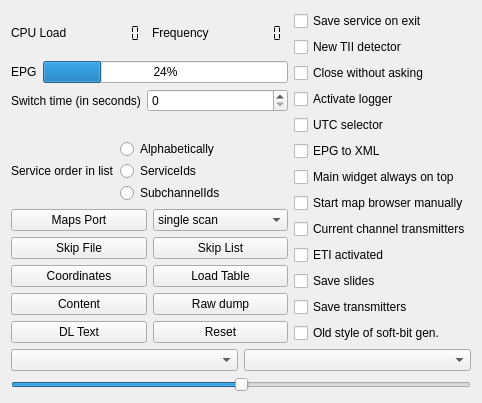
This is forms/config-helper.ui in tomneda/DABstar as Qt 5 draws it before an edit. The edited form follows.
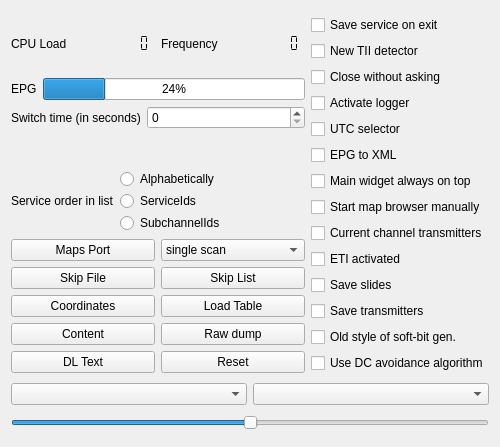
This is the edited form. Custom widgets are drawn as their Qt base class.

Commit message: Introduce RF frequency correction 4 (add GUI element)

The edit to the form file:
```diff
--- a/forms/config-helper.ui
+++ b/forms/config-helper.ui
@@ -2,6 +2,14 @@
 <ui version="4.0">
  <class>configWidget</class>
  <widget class="QWidget" name="configWidget">
+  <property name="geometry">
+   <rect>
+    <x>0</x>
+    <y>0</y>
+    <width>500</width>
+    <height>447</height>
+   </rect>
+  </property>
   <property name="maximumSize">
    <size>
     <width>16777215</width>
@@ -437,6 +445,13 @@
          </property>
         </widget>
        </item>
+       <item>
+        <widget class="QCheckBox" name="cbDcAvoidance">
+         <property name="text">
+          <string>Use DC avoidance algorithm</string>
+         </property>
+        </widget>
+       </item>
       </layout>
      </item>
     </layout>
```
Left out of the diff: 3 changed lines with no effect on the pictures. The commit also changes 4 other files.
